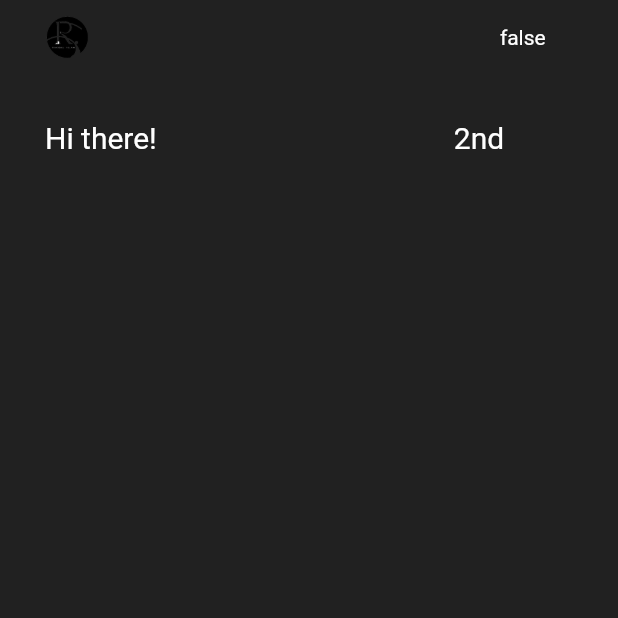
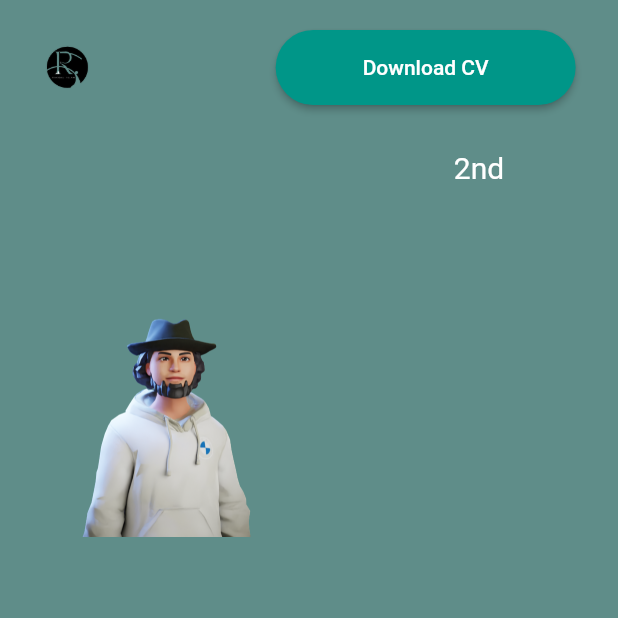
Before and after one commit to Rakibul25/-100daysofcode-mobile_app-, a Flutter app: the HomePc screen opened directly, on a phone screen of 412 x 824 dp, the top half of it. Run offline on Flutter 3.47's test engine with Material 2 defaults, Android fonts, the phone set to English and light mode, and no system bars; our stand-ins replace flutter_svg, google_fonts, shared_preferences; missing offline and left inert: dart:ffi; accounts and stored records are empty.

Commit message:
button added

```diff
--- a/rakib/lib/constants/color_constants.dart
+++ b/rakib/lib/constants/color_constants.dart
@@ -1,4 +1,4 @@
 import 'package:flutter/material.dart';
 
-const COLOR_BLACK = Color.fromRGBO(0, 0, 0, 0.8666666666666667);
+const COLOR_BLACK = Color.fromRGBO(95, 141, 137, 1.0);
 const COLOR_GREY = Color.fromRGBO(141, 141, 141, 1.0);
--- a/rakib/lib/screen/pc_screen/home_pc.dart
+++ b/rakib/lib/screen/pc_screen/home_pc.dart
@@ -1,5 +1,6 @@
 import 'package:flutter/material.dart';
 import 'package:rakib/constants/color_constants.dart';
+import 'package:url_launcher/url_launcher.dart';
 
 class HomePc extends StatefulWidget {
   const HomePc({Key? key}) : super(key: key);
@@ -19,7 +20,7 @@ class _HomePcState extends State<HomePc> {
         child: Container(
           color: COLOR_BLACK,
           child: Padding(
-            padding: const EdgeInsets.only(left: 20,right: 20),
+            padding: const EdgeInsets.only(left: 20, right: 20, top: 20),
             child: Row(
               children: [
                 ClipRRect(
@@ -34,86 +35,74 @@ class _HomePcState extends State<HomePc> {
                   child: Row(
                     mainAxisAlignment: MainAxisAlignment.end,
                     children: [
-                      GestureDetector(
-                        child: InkWell(
-                          onTap: (){
-                            setState(() {
-                              isHovering = true;
-                            });
-                          },
-
-                          child: Row(
-                            mainAxisSize: MainAxisSize.min,
-                            children: [
-                              Text(
-                                isHovering.toString(),
-                                style: TextStyle(
-                                  color: isHovering
-                                      ? Colors.blue.shade200
-                                      : Colors.white,
-                                ),
-                              ),
-                              SizedBox(height: 5),
-                              // For showing an underline on hover
-                              Visibility(
-                                maintainAnimation: true,
-                                maintainState: true,
-                                maintainSize: true,
-                                visible: isHovering,
-                                child: Container(
-                                  height: 2,
-                                  width: 20,
-                                  color: Colors.white,
-                                ),
-                              ),
-                              ],
+                      ElevatedButton(
+                        onPressed: () async {
+                          print('Download CV!');
+                          const url = 'https://flutterdevs.com/';
+                          if (await canLaunch(url)) {
+                          await launch(url, forceSafariVC: true, forceWebView: true);
+                          } else {
+                          throw 'Could not launch $url';
+                          }
+                        },
+                        child: const Text('Download CV'),
+                        style: ElevatedButton.styleFrom(
+                            shape: const StadiumBorder(),
+                            minimumSize: const Size(200, 50),
+                            primary: Colors.teal),
+                      )
+                    ],
+                  ),
+                ),
+                SizedBox(
+                  width: width / 50,
+                ),
+              ],
+            ),
+          ),
+        ),
+      ),
+      body: Container(
+          color: COLOR_BLACK,
+          child: Row(
+            children: [
+              Container(
+                width: width * 0.55,
+                child: Padding(
+                  padding: const EdgeInsets.all(30.0),
+                  child: Column(
+                    crossAxisAlignment: CrossAxisAlignment.start,
+                    children: [
+                      Center(
+                        child: ClipRRect(
+                          borderRadius: BorderRadius.circular(5.0),
+                          child: Image.asset(
+                            'assets/images/myavatar.png',
+                            height: 350,
+                            width: 350,
                           ),
                         ),
                       ),
                     ],
                   ),
                 ),
-                SizedBox(
-                  width: width / 50,
-                ),
-
-              ],
-            ),
-          ),
-        ),
-      ),
-
-      body: Container(
-          color: COLOR_BLACK,
-          child: Row(
-            children: [
-              Container(
-                width: width*0.55,
-                child: Padding(
-                  padding: const EdgeInsets.all(30.0),
-                  child: Column(
-                    crossAxisAlignment: CrossAxisAlignment.start,
-                    children: [
-                      Text("Hi there!", style: TextStyle(fontSize: 20,color: Colors.white),)
-                    ],
-                  ),
-                ),
               ),
               Container(
-                width: width*0.45,
+                width: width * 0.45,
                 child: Padding(
                   padding: const EdgeInsets.all(30.0),
                   child: Column(
                     children: [
-                      Text("2nd", style: TextStyle(fontSize: 20,color: Colors.white),)
+                      Text(
+                        "2nd",
+                        style: TextStyle(fontSize: 20, color: Colors.white),
+                      )
                     ],
                   ),
                 ),
               )
             ],
-          )
-
-      ),
+          )),
     );
   }
 }
--- a/rakib/pubspec.yaml
+++ b/rakib/pubspec.yaml
@@ -36,6 +36,7 @@ dependencies:
   # The following adds the Cupertino Icons font to your application.
   # Use with the CupertinoIcons class for iOS style icons.
   cupertino_icons: ^1.0.2
+  url_launcher: ^6.1.8
 
 dev_dependencies:
   flutter_test:
```
Also changed, not shown: rakib/lib/custom/header_button.dart (added), rakib/pubspec.lock.
